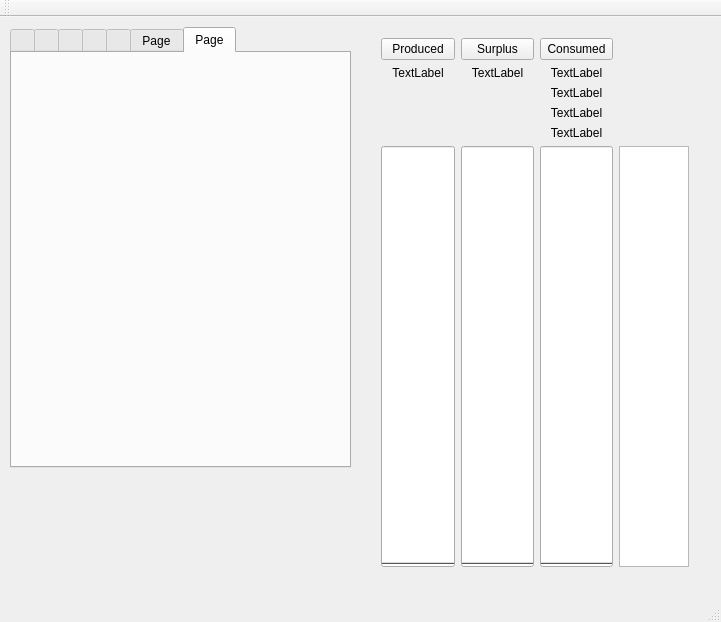
First picture: the form in Qt/QDH/mainwindow.ui, repository gpistoni/DomoticHome, before the edit.
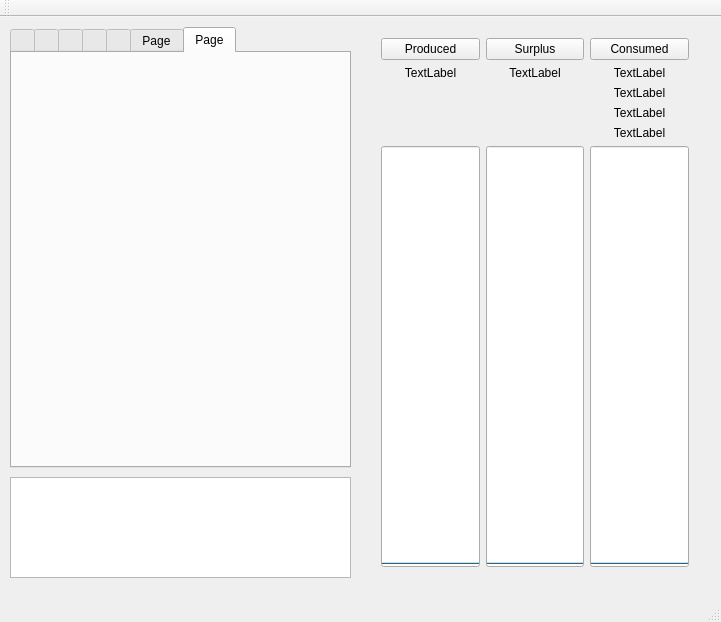
Second picture: the form after the edit. Custom widgets are drawn as their Qt base class.

```diff
--- a/Qt/QDH/mainwindow.ui
+++ b/Qt/QDH/mainwindow.ui
@@ -177,9 +177,6 @@
        </property>
       </widget>
      </item>
-     <item row="7" column="3">
-      <widget class="QListWidget" name="listWidget"/>
-     </item>
      <item row="3" column="0">
       <layout class="QVBoxLayout" name="verticalLayout"/>
      </item>
@@ -280,6 +277,16 @@
      </layout>
     </widget>
    </widget>
+   <widget class="LogW" name="logWidget">
+    <property name="geometry">
+     <rect>
+      <x>10</x>
+      <y>460</y>
+      <width>341</width>
+      <height>101</height>
+     </rect>
+    </property>
+   </widget>
   </widget>
   <widget class="QMenuBar" name="menuBar">
    <property name="geometry">
@@ -302,6 +309,13 @@
   <widget class="QStatusBar" name="statusBar"/>
  </widget>
  <layoutdefault spacing="6" margin="11"/>
+ <customwidgets>
+  <customwidget>
+   <class>LogW</class>
+   <extends>QPlainTextEdit</extends>
+   <header>logw.h</header>
+  </customwidget>
+ </customwidgets>
  <resources/>
  <connections/>
 </ui>
```
